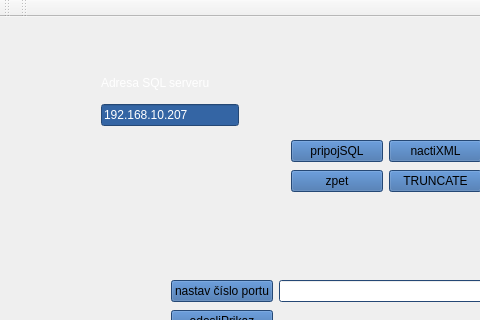
Above: mainwindow.ui from frutabruta/VDV301tester before the change; both pictures show x 0 to 480 and y 0 to 320 of the 800 by 480 pixel window. Below: the same form after it.
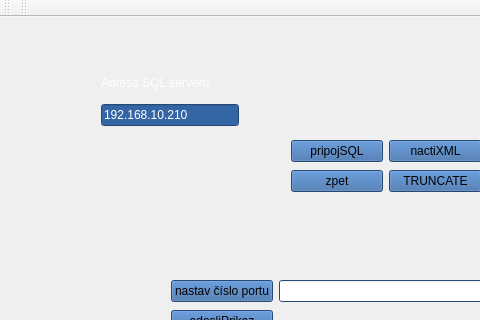
That is the form after the change. The open tabs and pages were chosen to show the change.

Patch:
```diff
--- a/mainwindow.ui
+++ b/mainwindow.ui
@@ -1546,7 +1546,7 @@
        <item>
         <widget class="QLineEdit" name="lineEditSqlServer">
          <property name="text">
-          <string>192.168.10.207</string>
+          <string>192.168.10.210</string>
          </property>
         </widget>
        </item>
```
